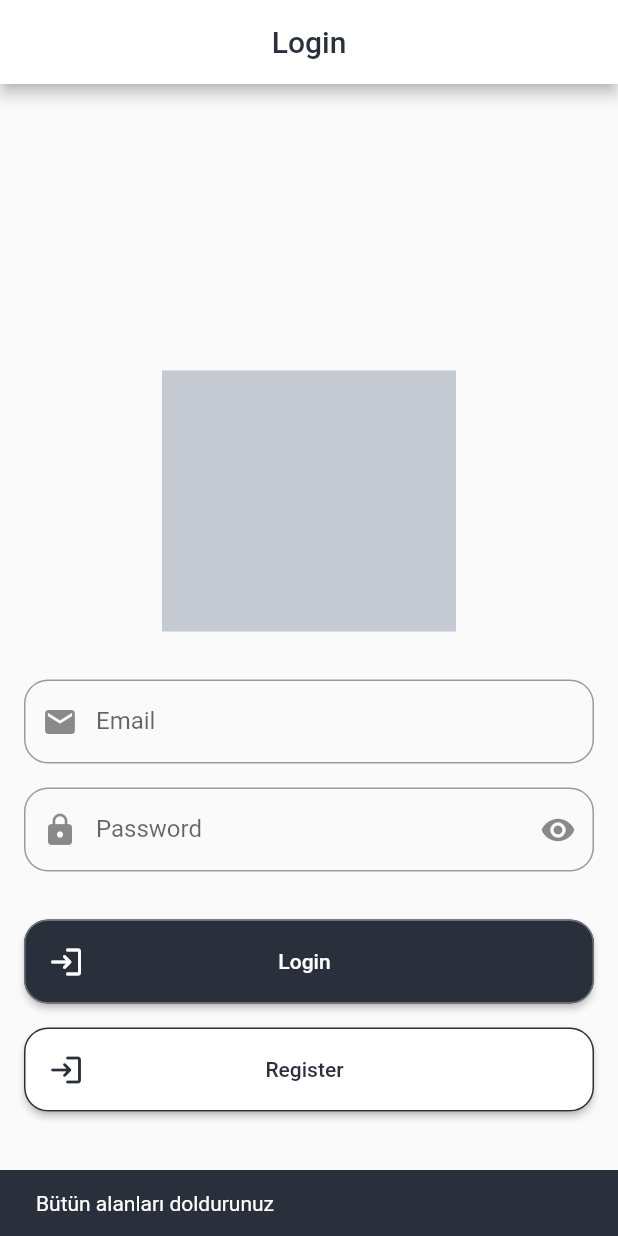
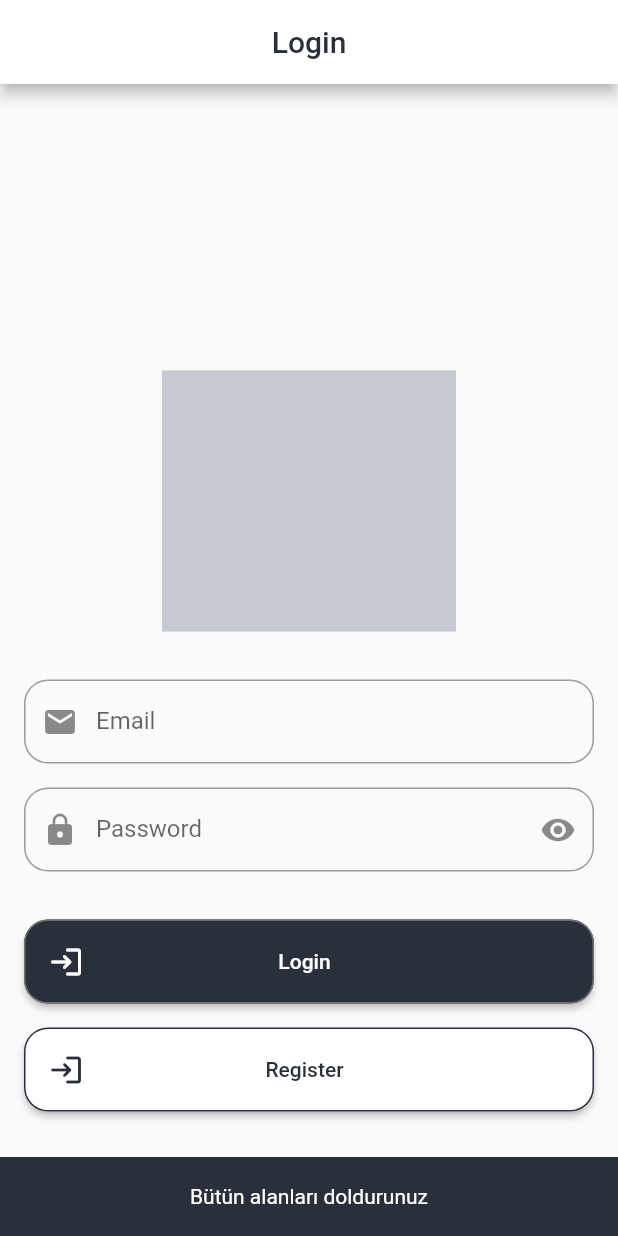
Before and after one commit to dkctlh/blog_app, a Flutter app: the screen it shows after launch, after a tap on "Login", on a phone screen of 412 x 824 dp. Run offline on Flutter 3.47's test engine with Material 2 defaults, Android fonts, the phone set to English and light mode, and no system bars; our stand-ins replace flutter_html, flutter_map, geolocator, google_fonts, image_picker, latlong2 and 2 more; missing offline and left inert: dart:ffi; network calls fail.

Commit message:
smacbar size

```diff
--- a/lib/Utils/snackbar_widget.dart
+++ b/lib/Utils/snackbar_widget.dart
@@ -8,7 +8,7 @@ void snackBar(
   String msg,
 ) {
   var snack = SnackBar(
-    content: Text(msg.toString()),
+    content: SizedBox(height: 25, child: Center(child: Text(msg.toString()))),
     duration: const Duration(seconds: 3),
     backgroundColor: AppColors.borderColor,
   );
```
